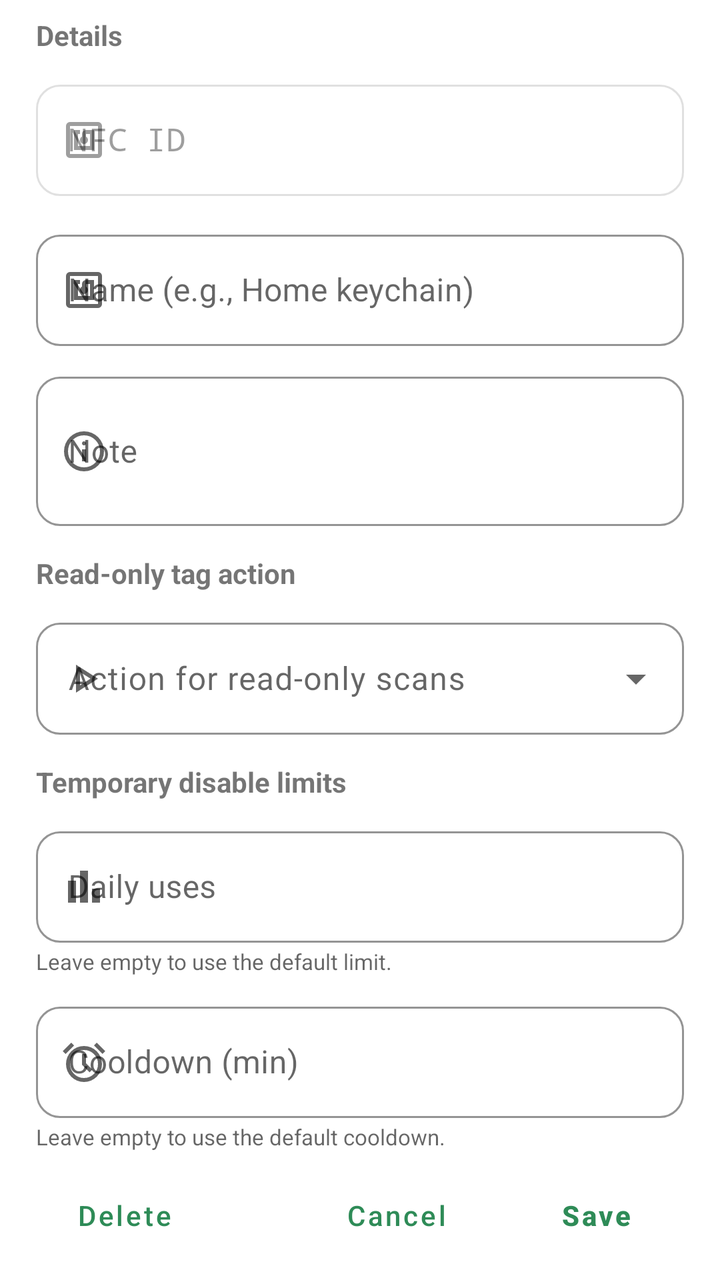
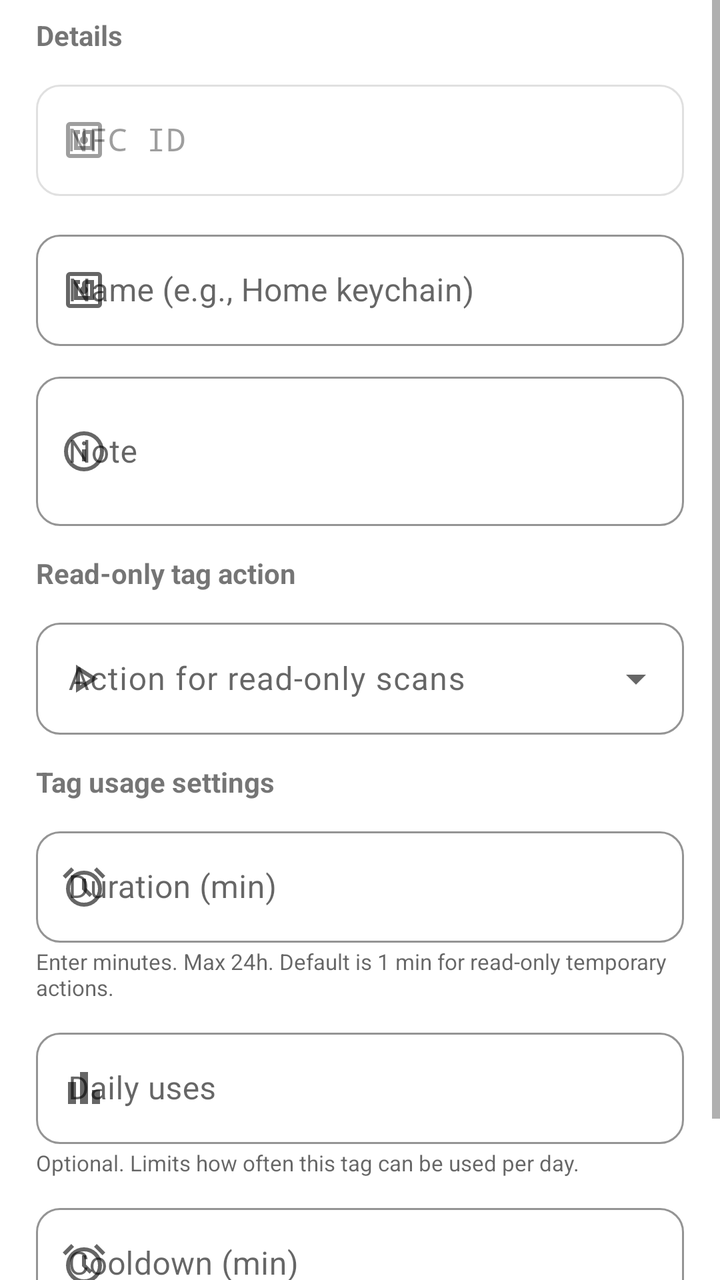

The first picture is an Android layout as it rendered before a commit; the second is the same layout after the commit. The layout source and the unified diff follow.
<!-- AndroidManifest.xml: application theme Theme.Switchly -->
<!-- res/layout/dialog_paired_tag_edit.xml -->
<?xml version="1.0" encoding="utf-8"?>
<ScrollView xmlns:android="http://schemas.android.com/apk/res/android"
    xmlns:app="http://schemas.android.com/apk/res-auto"
    android:layout_width="match_parent"
    android:layout_height="wrap_content">

    <LinearLayout
        android:layout_width="match_parent"
        android:layout_height="wrap_content"
        android:orientation="vertical"
        android:paddingStart="18dp"
        android:paddingEnd="18dp"
        android:paddingTop="4dp"
        android:paddingBottom="4dp">

        <TextView
            android:layout_width="match_parent"
            android:layout_height="wrap_content"
            android:layout_marginTop="4dp"
            android:text="@string/dialog_section_details"
            android:textSize="14sp"
            android:textStyle="bold" />

        <com.google.android.material.textfield.TextInputLayout
            android:id="@+id/tilTagUid"
            style="@style/Widget.MaterialComponents.TextInputLayout.OutlinedBox"
            android:layout_width="match_parent"
            android:layout_height="wrap_content"
            android:layout_marginTop="10dp"
            android:hint="@string/paired_tag_uid_label"
            android:enabled="false"
            app:endIconMode="none"
            app:startIconDrawable="@drawable/nfc_24">

            <com.google.android.material.textfield.TextInputEditText
                android:id="@+id/etTagUid"
                android:layout_width="match_parent"
                android:layout_height="wrap_content"
                android:enabled="false"
                android:fontFamily="monospace"
                android:inputType="none"
                android:maxLines="1" />
        </com.google.android.material.textfield.TextInputLayout>

        <com.google.android.material.textfield.TextInputLayout
            android:id="@+id/tilTagName"
            style="@style/Widget.MaterialComponents.TextInputLayout.OutlinedBox"
            android:layout_width="match_parent"
            android:layout_height="wrap_content"
            android:layout_marginTop="14dp"
            android:hint="@string/paired_tag_name_hint"
            app:boxStrokeColor="?attr/colorPrimary"
            app:endIconMode="none"
            app:startIconDrawable="@drawable/nfc_24">

            <com.google.android.material.textfield.TextInputEditText
                android:id="@+id/etTagName"
                android:layout_width="match_parent"
                android:layout_height="wrap_content"
                android:autofillHints="name"
                android:importantForAutofill="yes"
                android:inputType="textCapSentences"
                android:maxLines="1" />
        </com.google.android.material.textfield.TextInputLayout>

        <com.google.android.material.textfield.TextInputLayout
            android:id="@+id/tilTagNote"
            style="@style/Widget.MaterialComponents.TextInputLayout.OutlinedBox"
            android:layout_width="match_parent"
            android:layout_height="wrap_content"
            android:layout_marginTop="10dp"
            android:hint="@string/paired_tag_note_hint"
            app:boxStrokeColor="?attr/colorPrimary"
            app:endIconMode="none"
            app:startIconDrawable="@drawable/info_24">

            <com.google.android.material.textfield.TextInputEditText
                android:id="@+id/etTagNote"
                android:layout_width="match_parent"
                android:layout_height="wrap_content"
                android:autofillHints="none"
                android:importantForAutofill="yes"
                android:inputType="textCapSentences|textMultiLine"
                android:maxLines="3"
                android:minLines="2" />
        </com.google.android.material.textfield.TextInputLayout>

        <LinearLayout
            android:id="@+id/readOnlyActionGroup"
            android:layout_width="match_parent"
            android:layout_height="wrap_content"
            android:orientation="vertical">

            <TextView
                android:layout_width="match_parent"
                android:layout_height="wrap_content"
                android:layout_marginTop="14dp"
                android:text="@string/paired_tag_readonly_action_section_title"
                android:textSize="14sp"
                android:textStyle="bold" />

            <com.google.android.material.textfield.TextInputLayout
                style="@style/Widget.MaterialComponents.TextInputLayout.OutlinedBox"
                android:layout_width="match_parent"
                android:layout_height="wrap_content"
                android:layout_marginTop="10dp"
                android:hint="@string/paired_tag_readonly_action_label"
                app:boxStrokeColor="?attr/colorPrimary"
                app:endIconMode="dropdown_menu"
                app:startIconDrawable="@drawable/play_arrow_24">

                <com.google.android.material.textfield.MaterialAutoCompleteTextView
                    android:id="@+id/acReadOnlyAction"
                    android:layout_width="match_parent"
                    android:layout_height="wrap_content"
                    android:inputType="none" />
            </com.google.android.material.textfield.TextInputLayout>
        </LinearLayout>

        <TextView
            android:layout_width="match_parent"
            android:layout_height="wrap_content"
            android:layout_marginTop="14dp"
            android:text="@string/paired_tag_limits_section_title"
            android:textSize="14sp"
            android:textStyle="bold" />

        <LinearLayout
            android:layout_width="match_parent"
            android:layout_height="wrap_content"
            android:layout_marginTop="10dp"
            android:orientation="vertical">

            <LinearLayout
                android:layout_width="match_parent"
                android:layout_height="wrap_content"
                android:orientation="vertical">

                <com.google.android.material.textfield.TextInputLayout
                    style="@style/Widget.MaterialComponents.TextInputLayout.OutlinedBox"
                    android:layout_width="match_parent"
                    android:layout_height="wrap_content"
                    android:hint="@string/paired_tag_daily_limit_label"
                    app:boxStrokeColor="?attr/colorPrimary"
                    app:endIconMode="none"
                    app:startIconDrawable="@drawable/bar_chart_24">

                    <com.google.android.material.textfield.TextInputEditText
                        android:id="@+id/etTagDailyLimit"
                        android:layout_width="match_parent"
                        android:layout_height="wrap_content"
                        android:inputType="number" />
                </com.google.android.material.textfield.TextInputLayout>

                <TextView
                    android:layout_width="match_parent"
                    android:layout_height="wrap_content"
                    android:layout_marginTop="2dp"
                    android:text="@string/paired_tag_daily_limit_helper"
                    android:textColor="?android:attr/textColorSecondary"
                    android:textSize="11sp" />
            </LinearLayout>

            <Space
                android:layout_width="1dp"
                android:layout_height="10dp" />

            <LinearLayout
                android:layout_width="match_parent"
                android:layout_height="wrap_content"
                android:orientation="vertical">

                <com.google.android.material.textfield.TextInputLayout
                    style="@style/Widget.MaterialComponents.TextInputLayout.OutlinedBox"
                    android:layout_width="match_parent"
                    android:layout_height="wrap_content"
                    android:hint="@string/paired_tag_cooldown_label"
                    app:boxStrokeColor="?attr/colorPrimary"
                    app:endIconMode="none"
                    app:startIconDrawable="@drawable/alarm_24">

                    <com.google.android.material.textfield.TextInputEditText
                        android:id="@+id/etTagCooldownMinutes"
                        android:layout_width="match_parent"
                        android:layout_height="wrap_content"
                        android:inputType="number" />
                </com.google.android.material.textfield.TextInputLayout>

                <TextView
                    android:layout_width="match_parent"
                    android:layout_height="wrap_content"
                    android:layout_marginTop="2dp"
                    android:text="@string/paired_tag_cooldown_helper"
                    android:textColor="?android:attr/textColorSecondary"
                    android:textSize="11sp" />
            </LinearLayout>

        </LinearLayout>

        <LinearLayout
            android:id="@+id/rowButtons"
            android:layout_width="match_parent"
            android:layout_height="wrap_content"
            android:layout_marginTop="12dp"
            android:gravity="center_vertical"
            android:orientation="horizontal">

            <com.google.android.material.button.MaterialButton
                android:id="@+id/btnDelete"
                style="@style/Switchly.TextButton"
                android:layout_width="wrap_content"
                android:layout_height="wrap_content"
                android:text="@string/delete" />

            <Space
                android:layout_width="0dp"
                android:layout_height="1dp"
                android:layout_weight="1" />

            <com.google.android.material.button.MaterialButton
                android:id="@+id/btnCancel"
                style="@style/Switchly.TextButton"
                android:layout_width="wrap_content"
                android:layout_height="wrap_content"
                android:text="@string/cancel" />

            <Space
                android:layout_width="12dp"
                android:layout_height="1dp" />

            <com.google.android.material.button.MaterialButton
                android:id="@+id/btnSave"
                style="@style/Switchly.TextButton"
                android:layout_width="wrap_content"
                android:layout_height="wrap_content"
                android:text="@string/save"
                android:textStyle="bold" />
        </LinearLayout>

    </LinearLayout>

</ScrollView>
<!-- resources referenced by this layout -->
<resources>
  <!-- drawable bar_chart_24 (drawable) -->
  <vector xmlns:android="http://schemas.android.com/apk/res/android"
      android:width="24dp"
      android:height="24dp"
      android:viewportWidth="960"
      android:viewportHeight="960">
      <path
          android:pathData="M640,800v-280h160v280L640,800ZM400,800v-640h160v640L400,800ZM160,800v-440h160v440L160,800Z"
          android:fillColor="?attr/colorOnSurface"/>
  </vector>
  <!-- drawable play_arrow_24 (drawable) -->
  <vector xmlns:android="http://schemas.android.com/apk/res/android"
      android:width="24dp"
      android:height="24dp"
      android:viewportWidth="960"
      android:viewportHeight="960">
      <path
          android:pathData="M320,760v-560l440,280 -440,280ZM400,480ZM400,614 L610,480 400,346v268Z"
          android:fillColor="?attr/colorOnSurface"/>
  </vector>
  <string name="cancel">Cancel</string>
  <string name="delete">Delete</string>
  <string name="dialog_section_details">Details</string>
  <string name="paired_tag_cooldown_helper">Leave empty to use the default cooldown.</string>
  <string name="paired_tag_cooldown_label">Cooldown (min)</string>
  <string name="paired_tag_daily_limit_helper">Leave empty to use the default limit.</string>
  <string name="paired_tag_daily_limit_label">Daily uses</string>
  <string name="paired_tag_limits_section_title">Temporary disable limits</string>
  <string name="paired_tag_name_hint">Name (e.g., Home keychain)</string>
  <string name="paired_tag_note_hint">Note</string>
  <string name="paired_tag_readonly_action_label">Action for read-only scans</string>
  <string name="paired_tag_readonly_action_section_title">Read-only tag action</string>
  <string name="paired_tag_uid_label">NFC ID</string>
  <string name="save">Save</string>
  <color name="accent_default_green">#2E8B57</color>
  <style name="Switchly.Fab" parent="Widget.MaterialComponents.FloatingActionButton">
          <item name="backgroundTint">?attr/colorPrimary</item>
          <item name="tint">@android:color/white</item>
      </style>
  <style name="Switchly.TopBar" parent="Widget.MaterialComponents.Toolbar">
          
          <item name="android:background">?attr/colorPrimary</item>
          <item name="backgroundTint">?attr/colorPrimary</item>
  
          
          <item name="titleTextColor">@android:color/white</item>
  
          
          <item name="navigationIconTint">@android:color/white</item>
      </style>
  <style name="Switchly.AutoCompleteText" parent="Widget.MaterialComponents.AutoCompleteTextView.OutlinedBox">
          <item name="android:minHeight">56dp</item>
          <item name="android:paddingTop">12dp</item>
          <item name="android:paddingBottom">12dp</item>
          <item name="android:textAppearance">@style/TextAppearance.MaterialComponents.Body1</item>
      </style>
  <style name="ThemeOverlay.Switchly.Dialog" parent="ThemeOverlay.MaterialComponents.MaterialAlertDialog">
          <item name="colorControlActivated">?attr/colorPrimary</item>
          <item name="colorControlHighlight">?attr/colorPrimary</item>
          <item name="colorAccent">?attr/colorPrimary</item>
      </style>
  <style name="ShapeAppearance.Switchly.Card" parent="ShapeAppearance.MaterialComponents.LargeComponent">
          <item name="cornerFamily">rounded</item>
          <item name="cornerSize">26dp</item>
      </style>
  <color name="switchly_card_bg">#F7FFFFFF</color>
  <color name="switchly_card_stroke">#14000000</color>
  <!-- unchanged entries left out for length: 8 -->
</resources>

<!-- the commit's change to res/layout/dialog_paired_tag_edit.xml (unified diff, before → after) -->
@@ -118,18 +118,51 @@
         </LinearLayout>
 
         <TextView
+            android:id="@+id/tvTagUsageSettingsTitle"
             android:layout_width="match_parent"
             android:layout_height="wrap_content"
             android:layout_marginTop="14dp"
-            android:text="@string/paired_tag_limits_section_title"
+            android:text="@string/paired_tag_usage_settings_section_title"
             android:textSize="14sp"
             android:textStyle="bold" />
 
         <LinearLayout
+            android:id="@+id/tagUsageSettingsGroup"
             android:layout_width="match_parent"
             android:layout_height="wrap_content"
             android:layout_marginTop="10dp"
             android:orientation="vertical">
+
+            <com.google.android.material.textfield.TextInputLayout
+                android:id="@+id/tilReadOnlyDurationMinutes"
+                style="@style/Widget.MaterialComponents.TextInputLayout.OutlinedBox"
+                android:layout_width="match_parent"
+                android:layout_height="wrap_content"
+                android:hint="@string/paired_tag_duration_label"
+                app:boxStrokeColor="?attr/colorPrimary"
+                app:endIconMode="none"
+                app:startIconDrawable="@drawable/alarm_24">
+
+                <com.google.android.material.textfield.TextInputEditText
+                    android:id="@+id/etReadOnlyDurationMinutes"
+                    android:layout_width="match_parent"
+                    android:layout_height="wrap_content"
+                    android:inputType="number" />
+            </com.google.android.material.textfield.TextInputLayout>
+
+            <TextView
+                android:id="@+id/tvReadOnlyDurationHelper"
+                android:layout_width="match_parent"
+                android:layout_height="wrap_content"
+                android:layout_marginTop="2dp"
+                android:text="@string/paired_tag_duration_helper"
+                android:textColor="?android:attr/textColorSecondary"
+                android:textSize="11sp" />
+
+            <Space
+                android:id="@+id/spReadOnlyDurationSpacer"
+                android:layout_width="1dp"
+                android:layout_height="10dp" />
 
             <LinearLayout
                 android:layout_width="match_parent"
@@ -205,13 +238,6 @@
             android:gravity="center_vertical"
             android:orientation="horizontal">
 
-            <com.google.android.material.button.MaterialButton
-                android:id="@+id/btnDelete"
-                style="@style/Switchly.TextButton"
-                android:layout_width="wrap_content"
-                android:layout_height="wrap_content"
-                android:text="@string/delete" />
-
             <Space
                 android:layout_width="0dp"
                 android:layout_height="1dp"
<!-- resource entries referenced after the edit -->
@@ -21,18 +21,19 @@
           android:fillColor="?attr/colorOnSurface"/>
   </vector>
   <string name="cancel">Cancel</string>
-  <string name="delete">Delete</string>
   <string name="dialog_section_details">Details</string>
-  <string name="paired_tag_cooldown_helper">Leave empty to use the default cooldown.</string>
+  <string name="paired_tag_cooldown_helper">Optional. Wait time before this same tag can be used again.</string>
   <string name="paired_tag_cooldown_label">Cooldown (min)</string>
-  <string name="paired_tag_daily_limit_helper">Leave empty to use the default limit.</string>
+  <string name="paired_tag_daily_limit_helper">Optional. Limits how often this tag can be used per day.</string>
   <string name="paired_tag_daily_limit_label">Daily uses</string>
-  <string name="paired_tag_limits_section_title">Temporary disable limits</string>
+  <string name="paired_tag_duration_helper">Enter minutes. Max 24h. Default is 1 min for read-only temporary actions.</string>
+  <string name="paired_tag_duration_label">Duration (min)</string>
   <string name="paired_tag_name_hint">Name (e.g., Home keychain)</string>
   <string name="paired_tag_note_hint">Note</string>
   <string name="paired_tag_readonly_action_label">Action for read-only scans</string>
   <string name="paired_tag_readonly_action_section_title">Read-only tag action</string>
   <string name="paired_tag_uid_label">NFC ID</string>
+  <string name="paired_tag_usage_settings_section_title">Tag usage settings</string>
   <string name="save">Save</string>
   <color name="accent_default_green">#2E8B57</color>
   <style name="Switchly.Fab" parent="Widget.MaterialComponents.FloatingActionButton">
